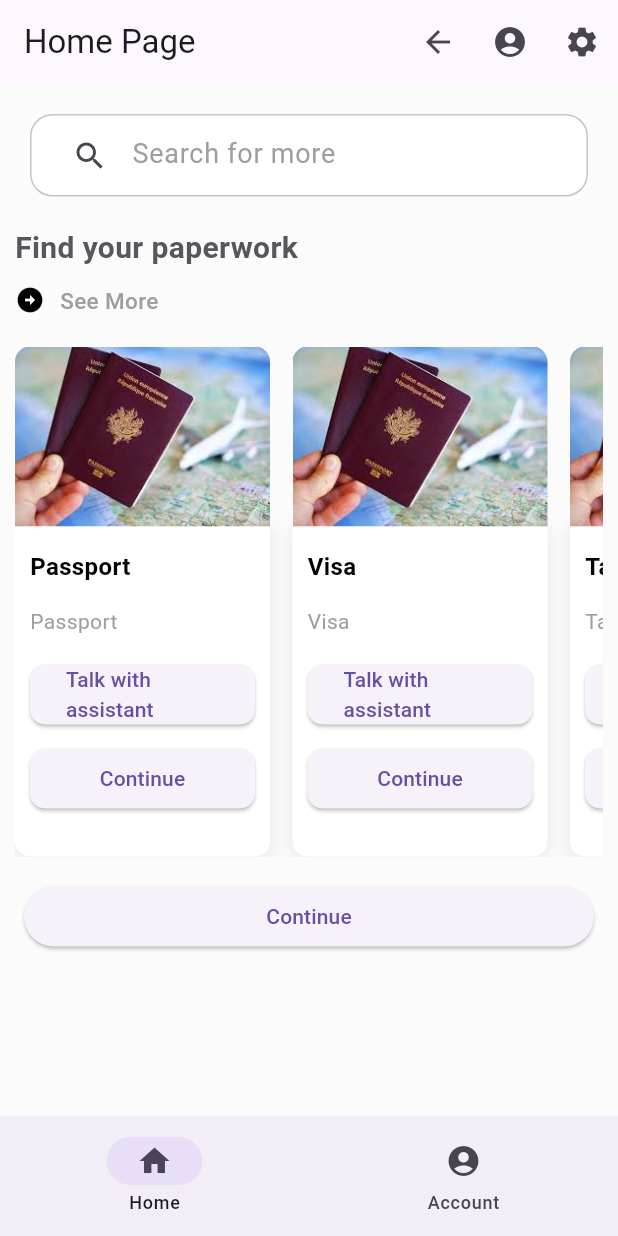
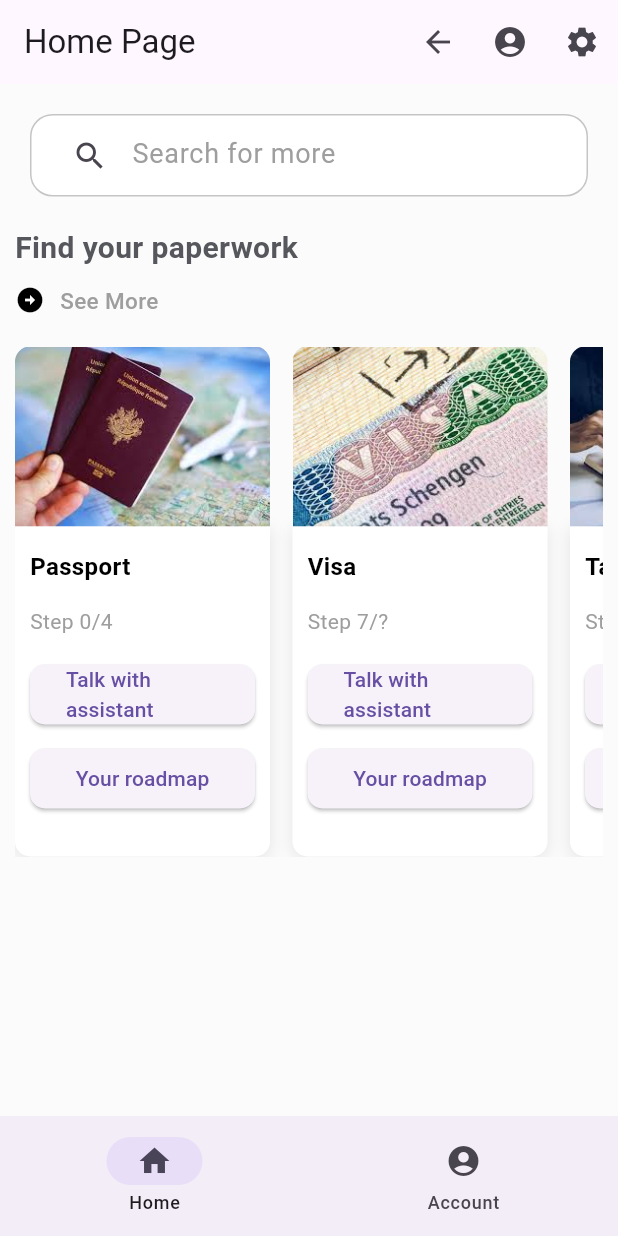
Before and after one commit to Evan-Lab/DocRoadMap-Archive, a Flutter app: the screen it shows after launch, on a phone screen of 412 x 824 dp. Run offline on Flutter 3.47's test engine with Material 3 defaults, Android fonts, the light colour scheme and no system bars; our stand-ins replace go_router, timeline_tile; accounts and stored records are empty.

Commit message:
feat(timeline): add correct navigation between step into the timeline & clean some codebase

```diff
--- a/mobile/docroadmap/lib/src/component/card/hz_cardA.dart
+++ b/mobile/docroadmap/lib/src/component/card/hz_card_A.dart
@@ -24,8 +24,34 @@ class CardHzA extends StatefulWidget {
 }
 
 class _CardHzAState extends State<CardHzA> {
+  void _handleContinueButton() {
+    if (widget.item.title == 'Passport') {
+      Navigator.push(
+        context,
+        MaterialPageRoute(
+          builder: (context) => const VerticalTimelinePassport(),
+        ),
+      );
+    }
+  }
+
+  String _getAssetForTitle(String title) {
+    switch (title) {
+      case 'Passport':
+        return 'assets/passport.jpg';
+      case 'Visa':
+        return 'assets/visa.jpg';
+      case 'Taxes':
+        return 'assets/taxes.jpg';
+      default:
+        return 'assets/default.jpg';
+    }
+  }
+
   @override
   Widget build(BuildContext context) {
+    String assetImage = _getAssetForTitle(widget.item.title);
+
     return Container(
       width: widget.widthVal,
       margin: const EdgeInsets.only(top: 10.0, right: 15),
@@ -43,17 +69,17 @@ class _CardHzAState extends State<CardHzA> {
                     height: widget.mediaHeightVal,
                     padding: EdgeInsets.all(fixPadding * 1.5),
                     alignment: Alignment.bottomLeft,
-                    decoration: const BoxDecoration(
+                    decoration: BoxDecoration(
                       image: DecorationImage(
-                        image: AssetImage('assets/passport.jpg'),
+                        image: AssetImage(assetImage),
                         fit: BoxFit.cover,
                       ),
-                      borderRadius: BorderRadius.vertical(
+                      borderRadius: const BorderRadius.vertical(
                         top: Radius.circular(10.0),
                       ),
                     ),
                   ),
-                )
+                ),
               ],
             ),
           ),
@@ -114,14 +140,7 @@ class _CardHzAState extends State<CardHzA> {
                 ),
                 const SizedBox(height: 8.0),
                 ElevatedButton(
-                  onPressed: () {
-                    Navigator.push(
-                      context,
-                      MaterialPageRoute(
-                          builder: (context) =>
-                              const VerticalTimelinePassport()),
-                    );
-                  },
+                  onPressed: _handleContinueButton,
                   style: ElevatedButton.styleFrom(
                     //primary: Colors.white,
                     //onPrimary: Colors.black,
@@ -131,7 +150,7 @@ class _CardHzAState extends State<CardHzA> {
                   ),
                   child: const SizedBox(
                     width: double.infinity,
-                    child: Center(child: Text('Continue')),
+                    child: Center(child: Text('Your roadmap')),
                   ),
                 ),
               ],
--- a/mobile/docroadmap/lib/src/component/reusable/class.dart
+++ b/mobile/docroadmap/lib/src/component/reusable/class.dart
@@ -1,7 +1,6 @@
 class Paper {
   final String title;
   final String description;
-  final String imageUrl;
 
-  Paper({required this.title, required this.description, required this.imageUrl});
+  Paper({required this.title, required this.description});
 }
--- a/mobile/docroadmap/lib/src/component/slider/slidder_hz_cardA.dart
+++ b/mobile/docroadmap/lib/src/component/slider/slidder_hz_cardA.dart
@@ -1,12 +1,12 @@
-import 'package:app/src/component/card/hz_cardA.dart';
+import 'package:app/src/component/card/hz_card_A.dart';
 import 'package:app/src/component/reusable/class.dart';
 import 'package:app/src/tools/constant.dart';
 import 'package:flutter/material.dart';
 
 class SliderPaperHome extends StatefulWidget {
   const SliderPaperHome({
-    Key? key,
-  }) : super(key: key);
+    super.key,
+  });
 
   @override
   _SliderPaperHome createState() => _SliderPaperHome();
@@ -15,12 +15,12 @@ class SliderPaperHome extends StatefulWidget {
 class _SliderPaperHome extends State<SliderPaperHome> {
   final List<Paper> lstItems = [
     Paper(
-        title: 'Passport',
-        description: 'Passport',
-        imageUrl: 'assets/passport.jpg'),
-    Paper(title: 'Visa', description: 'Visa', imageUrl: 'assets/visa.jpg'),
-    Paper(title: 'Taxes', description: 'Taxes', imageUrl: 'assets/taxes.jpg'),
+      title: 'Passport', description: 'Step 0/4',
+    ),
+    Paper(title: 'Visa', description: 'Step 7/?'),
+    Paper(title: 'Taxes', description: 'Step 3/?'),
   ];
+
   @override
   Widget build(BuildContext context) {
     String sliderTitle = 'Find your paperwork';
@@ -56,7 +56,8 @@ class _SliderPaperHome extends State<SliderPaperHome> {
                 const SizedBox(width: 10.0),
                 Text('See More', style: smallBoldGreyTextStyle),
               ],
-              )),
+            ),
+          ),
         ),
         Padding(
           padding:
@@ -76,7 +77,8 @@ class _SliderPaperHome extends State<SliderPaperHome> {
                     mediaHeightVal: compoMediaHeight,
                     infoHeightVal: compoInfoHeight,
                     widthVal: compoWidth,
-                ));
+                  ),
+                );
               },
             ),
           ),
--- a/mobile/docroadmap/lib/src/page/home/home_page.dart
+++ b/mobile/docroadmap/lib/src/page/home/home_page.dart
@@ -2,7 +2,6 @@ import 'package:app/src/component/reusable/search_bar.dart';
 import 'package:app/src/component/slider/slidder_hz_cardA.dart';
 import 'package:app/src/page/account/login_page.dart';
 import 'package:app/src/page/account/sign_up_page.dart';
-import 'package:app/src/page/roadmap_step_1/roadmap_step_1_page.dart';
 import 'package:app/src/tools/settings/settings_view.dart';
 import 'package:flutter/material.dart';
 
@@ -107,22 +106,9 @@ class PageHome extends StatelessWidget {
         ],
       ),
       body: ListView(
-        children: [
-          const SearchBarItem(),
-          const SliderPaperHome(),
-          Padding(
-            padding: const EdgeInsets.all(16.0),
-            child: ElevatedButton(
-              onPressed: () {
-                Navigator.push(
-                  context,
-                  MaterialPageRoute(
-                      builder: (context) => const PageRoadmap1()),
-                );
-              },
-              child: const Text('Continue'),
-            ),
-          ),
+        children: const [
+          SearchBarItem(),
+          SliderPaperHome(),
         ],
       ),
     );
```
Also changed, not shown: mobile/docroadmap/lib/src/component/passport_steps/passport_first_step.dart (added, +100 -0 lines), mobile/docroadmap/lib/src/component/passport_steps/passport_four_step.dart (+7 -23 lines), mobile/docroadmap/lib/src/component/passport_steps/passport_second_step.dart (+8 -26 lines), mobile/docroadmap/lib/src/component/passport_steps/passport_thrid_step.dart (+9 -26 lines), mobile/docroadmap/lib/src/component/passport_steps/passport_timeline.dart (+26 -2 lines), mobile/docroadmap/lib/src/component/reusable/timeline.dart (+10 -2 lines), mobile/docroadmap/lib/src/page/passport/passport_step_1_page.dart (added, +35 -0 lines), mobile/docroadmap/lib/src/page/passport/passport_step_2_page.dart (added, +32 -0 lines), mobile/docroadmap/lib/src/page/passport/passport_step_3_page.dart (added, +32 -0 lines), mobile/docroadmap/lib/src/page/passport/passport_step_4_page.dart (added, +31 -0 lines), mobile/docroadmap/lib/src/page/roadmap_step_1/roadmap_step_1_page.dart (deleted, +0 -121 lines). Lines whose indentation alone changed are shown as unchanged.
